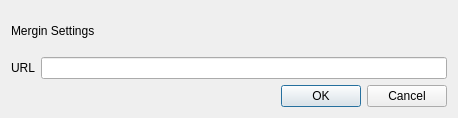
This is Mergin/ui/ui_config.ui in MerginMaps/qgis-plugin as Qt 5 draws it before an edit. The edited form follows.
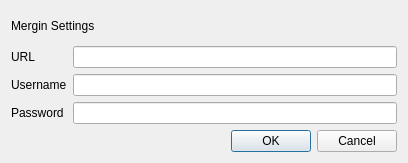
This is the edited form. Custom widgets are drawn as their Qt base class.

Commit message: Adding credentials to config.

Patch:
```diff
--- a/Mergin/ui/ui_config.ui
+++ b/Mergin/ui/ui_config.ui
@@ -6,15 +6,15 @@
    <rect>
     <x>0</x>
     <y>0</y>
-    <width>458</width>
-    <height>118</height>
+    <width>408</width>
+    <height>163</height>
    </rect>
   </property>
   <property name="windowTitle">
    <string>Mergin Settings</string>
   </property>
   <layout class="QGridLayout" name="gridLayout_2">
-   <item row="2" column="1">
+   <item row="4" column="1">
     <widget class="QDialogButtonBox" name="buttonBox">
      <property name="orientation">
       <enum>Qt::Horizontal</enum>
@@ -41,8 +41,35 @@
    <item row="1" column="1">
     <widget class="QLineEdit" name="merginURL"/>
    </item>
+   <item row="2" column="1">
+    <widget class="QLineEdit" name="username"/>
+   </item>
+   <item row="2" column="0">
+    <widget class="QLabel" name="label_3">
+     <property name="text">
+      <string>Username</string>
+     </property>
+    </widget>
+   </item>
+   <item row="3" column="1">
+    <widget class="QgsPasswordLineEdit" name="password"/>
+   </item>
+   <item row="3" column="0">
+    <widget class="QLabel" name="label_4">
+     <property name="text">
+      <string>Password</string>
+     </property>
+    </widget>
+   </item>
   </layout>
  </widget>
+ <customwidgets>
+  <customwidget>
+   <class>QgsPasswordLineEdit</class>
+   <extends>QLineEdit</extends>
+   <header>qgspasswordlineedit.h</header>
+  </customwidget>
+ </customwidgets>
  <resources/>
  <connections>
   <connection>
```
The commit also changes 2 other files.
